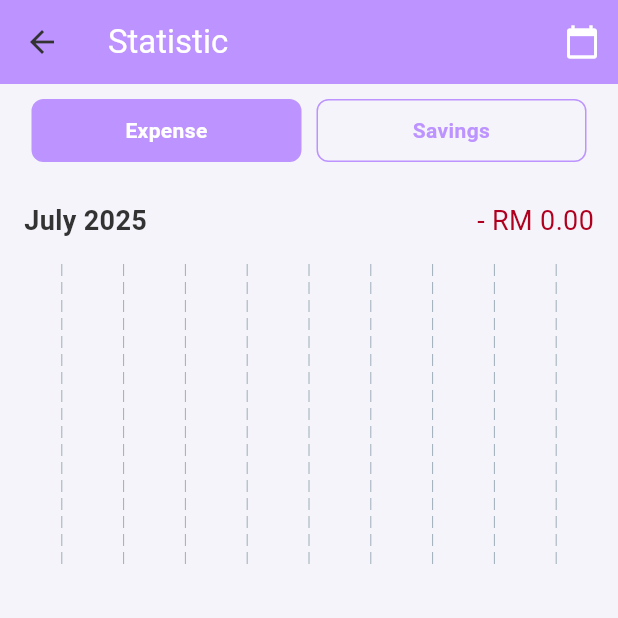
After one commit to Qylahrzk/projectspendlytic, a Flutter app: the SpendingInsightScreen screen opened directly, on a phone screen of 412 x 824 dp, the top half of it. The commit adds this screen. Run offline on Flutter 3.47's test engine with Material 3 defaults, Android fonts, the phone set to English and light mode, and no system bars; drawn by our look-alikes of fl_chart; our stand-ins replace firebase_auth, firebase_core, flutter_local_notifications, google_sign_in, image_picker, lottie and 2 more; missing offline and left inert: google_ml_kit, google_mlkit_text_recognition; accounts and stored records are empty; project files that could hold a hidden picture were left out.

Commit message:
Add Spending Insight Screen

```diff
--- /dev/null
+++ b/lib/screens/expenses/spending_insight_screen.dart
@@ -0,0 +1,282 @@
+import 'package:flutter/material.dart';
+import 'package:intl/intl.dart';
+import 'package:fl_chart/fl_chart.dart';
+
+import '../../services/db_service.dart';
+
+class SpendingInsightScreen extends StatefulWidget {
+  const SpendingInsightScreen({super.key});
+
+  @override
+  State<SpendingInsightScreen> createState() => _SpendingInsightScreenState();
+}
+
+class _SpendingInsightScreenState extends State<SpendingInsightScreen> {
+  String _selectedMode = 'Expense';
+  DateTime _selectedMonth = DateTime.now();
+  double _monthlyTotal = 0;
+  Map<String, double> _categoryTotals = {};
+  List<Map<String, dynamic>> _dailyExpenses = [];
+  List<Map<String, dynamic>> _recentTransactions = [];
+
+  final Map<String, Color> _categoryColors = {
+    'Food': Colors.blue,
+    'Shopping': Colors.orange,
+    'Presents': Colors.red,
+    'General': Colors.purple,
+    'Transportation': Colors.green,
+  };
+
+  @override
+  void initState() {
+    super.initState();
+    _fetchInsights();
+  }
+
+  Future<void> _fetchInsights() async {
+    final db = await DBService().database;
+    final firstDay = DateTime(_selectedMonth.year, _selectedMonth.month, 1);
+    final lastDay = DateTime(_selectedMonth.year, _selectedMonth.month + 1, 0);
+
+    final data = await db.query(
+      'transactions',
+      where: 'type = ? AND date BETWEEN ? AND ?',
+      whereArgs: [
+        _selectedMode.toLowerCase(),
+        firstDay.toIso8601String(),
+        lastDay.toIso8601String(),
+      ],
+      orderBy: 'date DESC',
+    );
+
+    double total = 0;
+    Map<String, double> catTotals = {};
+    Map<String, double> dayTotals = {};
+    List<Map<String, dynamic>> recent = [];
+
+    for (var tx in data) {
+      final amount = tx['amount'] as num? ?? 0;
+      final category = tx['category'] as String? ?? 'General';
+      final rawDate = tx['date'];
+      final date =
+          rawDate != null ? DateTime.tryParse(rawDate.toString()) : null;
+
+      if (date != null) {
+        final dayKey = DateFormat('yyyy-MM-dd').format(date);
+        total += amount;
+        catTotals[category] = (catTotals[category] ?? 0) + amount;
+        dayTotals[dayKey] = (dayTotals[dayKey] ?? 0) + amount;
+      }
+    }
+
+    recent = data.take(1).toList();
+
+    setState(() {
+      _monthlyTotal = total;
+      _categoryTotals = catTotals;
+      _recentTransactions = recent;
+      _dailyExpenses =
+          dayTotals.entries
+              .map((e) => {'date': e.key, 'amount': e.value})
+              .toList();
+    });
+  }
+
+  void _pickMonth() async {
+    final picked = await showDatePicker(
+      context: context,
+      initialDate: _selectedMonth,
+      firstDate: DateTime(2020),
+      lastDate: DateTime.now(),
+      initialDatePickerMode: DatePickerMode.year,
+    );
+
+    if (picked != null) {
+      setState(() => _selectedMonth = picked);
+      _fetchInsights();
+    }
+  }
+
+  @override
+  Widget build(BuildContext context) {
+    final colorScheme = Theme.of(context).colorScheme;
+    final scaffoldBg = Theme.of(context).scaffoldBackgroundColor;
+    final isDark = Theme.of(context).brightness == Brightness.dark;
+
+    return Scaffold(
+      backgroundColor: scaffoldBg,
+      appBar: AppBar(
+        backgroundColor: colorScheme.primary,
+        title: const Text('Statistic', style: TextStyle(color: Colors.white)),
+        actions: [
+          IconButton(
+            icon: const Icon(Icons.calendar_today),
+            onPressed: _pickMonth,
+            color: Colors.white,
+          ),
+        ],
+      ),
+      body: SingleChildScrollView(
+        child: Column(
+          children: [
+            _buildToggle(colorScheme),
+            _buildMonthAndTotal(colorScheme),
+            _buildBarChart(),
+            _buildCategoryCards(),
+            _buildRecentTransaction(colorScheme),
+          ],
+        ),
+      ),
+    );
+  }
+
+  Widget _buildToggle(ColorScheme colorScheme) {
+    return Padding(
+      padding: const EdgeInsets.symmetric(horizontal: 16, vertical: 10),
+      child: Row(
+        mainAxisAlignment: MainAxisAlignment.center,
+        children:
+            ['Expense', 'Savings'].map((mode) {
+              final isSelected = _selectedMode == mode;
+              return Expanded(
+                child: GestureDetector(
+                  onTap: () {
+                    setState(() {
+                      _selectedMode = mode;
+                      _fetchInsights();
+                    });
+                  },
+                  child: Container(
+                    margin: const EdgeInsets.symmetric(horizontal: 5),
+                    padding: const EdgeInsets.symmetric(vertical: 10),
+                    decoration: BoxDecoration(
+                      color:
+                          isSelected ? colorScheme.primary : Colors.transparent,
+                      border: Border.all(color: colorScheme.primary),
+                      borderRadius: BorderRadius.circular(8),
+                    ),
+                    child: Text(
+                      mode,
+                      textAlign: TextAlign.center,
+                      style: TextStyle(
+                        color: isSelected ? Colors.white : colorScheme.primary,
+                        fontWeight: FontWeight.bold,
+                      ),
+                    ),
+                  ),
+                ),
+              );
+            }).toList(),
+      ),
+    );
+  }
+
+  Widget _buildMonthAndTotal(ColorScheme colorScheme) {
+    return Padding(
+      padding: const EdgeInsets.all(16),
+      child: Row(
+        mainAxisAlignment: MainAxisAlignment.spaceBetween,
+        children: [
+          Text(
+            DateFormat.yMMMM().format(_selectedMonth),
+            style: const TextStyle(fontSize: 18, fontWeight: FontWeight.bold),
+          ),
+          Text(
+            '- RM ${_monthlyTotal.toStringAsFixed(2)}',
+            style: TextStyle(fontSize: 18, color: colorScheme.error),
+          ),
+        ],
+      ),
+    );
+  }
+
+  Widget _buildBarChart() {
+    return SizedBox(
+      height: 200,
+      child: BarChart(
+        BarChartData(
+          titlesData: FlTitlesData(show: false),
+          borderData: FlBorderData(show: false),
+          barGroups:
+              _dailyExpenses.map((e) {
+                final rawDate = e['date'];
+                final date =
+                    rawDate != null
+                        ? DateTime.tryParse(rawDate.toString())
+                        : null;
+                if (date == null) return BarChartGroupData(x: 0, barRods: []);
+                return BarChartGroupData(
+                  x: date.day,
+                  barRods: [
+                    BarChartRodData(
+                      toY: e['amount'],
+                      color: const Color(0xFFFFE209), // Soft yellow
+                      width: 16,
+                    ),
+                  ],
+                );
+              }).toList(),
+        ),
+      ),
+    );
+  }
+
+  Widget _buildCategoryCards() {
+    return Padding(
+      padding: const EdgeInsets.symmetric(horizontal: 12, vertical: 10),
+      child: SingleChildScrollView(
+        scrollDirection: Axis.horizontal,
+        child: Row(
+          children:
+              _categoryTotals.entries.map((entry) {
+                return Container(
+                  margin: const EdgeInsets.only(right: 10),
+                  padding: const EdgeInsets.all(12),
+                  decoration: BoxDecoration(
+                    color: _categoryColors[entry.key] ?? Colors.grey[400],
+                    borderRadius: BorderRadius.circular(12),
+                  ),
+                  child: Column(
+                    crossAxisAlignment: CrossAxisAlignment.start,
+                    children: [
+                      Text(
+                        entry.key,
+                        style: const TextStyle(color: Colors.white),
+                      ),
+                      Text(
+                        '- RM ${entry.value.toStringAsFixed(2)}',
+                        style: const TextStyle(
+                          color: Colors.white,
+                          fontWeight: FontWeight.bold,
+                        ),
+                      ),
+                    ],
+                  ),
+                );
+              }).toList(),
+        ),
+      ),
+    );
+  }
+
+  Widget _buildRecentTransaction(ColorScheme colorScheme) {
+    if (_recentTransactions.isEmpty) return const SizedBox();
+    final tx = _recentTransactions.first;
+    final rawDate = tx['date'];
+    final date = rawDate != null ? DateTime.tryParse(rawDate.toString()) : null;
+
+    return ListTile(
+      leading: const Icon(Icons.fastfood),
+      title: Text(tx['title'] ?? 'N/A'),
+      subtitle: Text(
+        date != null
+            ? '${tx['category']} - ${DateFormat.Hm().format(date)}'
+            : tx['category'] ?? 'Uncategorized',
+      ),
+      trailing: Text(
+        '- RM ${tx['amount'].toStringAsFixed(2)}',
+        style: TextStyle(color: colorScheme.error),
+      ),
+    );
+  }
+}
```
Also changed, not shown: lib/screens/auth/signup_screen.dart (+31 -24 lines), lib/screens/home/home_screen.dart (+80 -30 lines), 2 other files.
